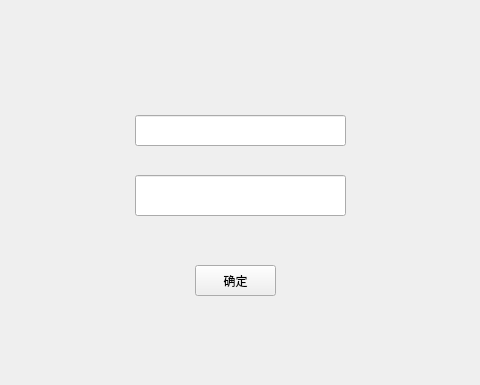
Above: serSys/zhuce.ui from Eclipsewh/SafeInfor before the change; both pictures show x 115 to 595 and y 215 to 600 of the 800 by 600 pixel window. Below: the same form after it.
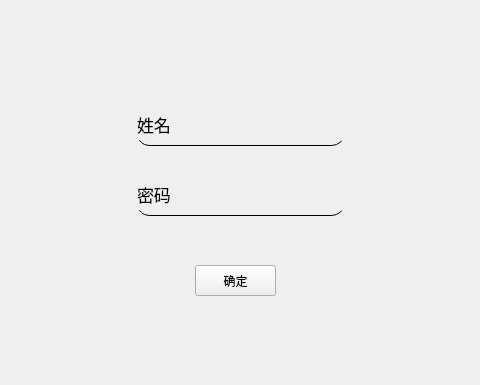
That is the form after the change.

The edit to the form file:
```diff
--- a/serSys/zhuce.ui
+++ b/serSys/zhuce.ui
@@ -31,13 +31,21 @@
     <property name="geometry">
      <rect>
       <x>250</x>
-      <y>330</y>
+      <y>320</y>
       <width>211</width>
-      <height>31</height>
+      <height>41</height>
      </rect>
     </property>
+    <property name="styleSheet">
+     <string notr="true">border-color: rgb(0, 0, 0);
+border-top-left-radius:15px;border-top-right-radius:15px;
+border-bottom-left-radius:15px;border-bottom-right-radius:15px;
+
+background: transparent;color:black;font-size:17px;font-family:Microsoft YaHei;
+border-width:1px;border-style:none none solid none;border-color:black;</string>
+    </property>
     <property name="text">
-     <string/>
+     <string>姓名</string>
     </property>
    </widget>
    <widget class="QLineEdit" name="pzword">
@@ -49,6 +57,17 @@
       <height>41</height>
      </rect>
     </property>
+    <property name="styleSheet">
+     <string notr="true">border-color: rgb(0, 0, 0);
+border-top-left-radius:15px;border-top-right-radius:15px;
+border-bottom-left-radius:15px;border-bottom-right-radius:15px;
+
+background: transparent;color:black;font-size:17px;font-family:Microsoft YaHei;
+border-width:1px;border-style:none none solid none;border-color:black;</string>
+    </property>
+    <property name="text">
+     <string>密码</string>
+    </property>
    </widget>
   </widget>
   <widget class="QMenuBar" name="menubar">
```
